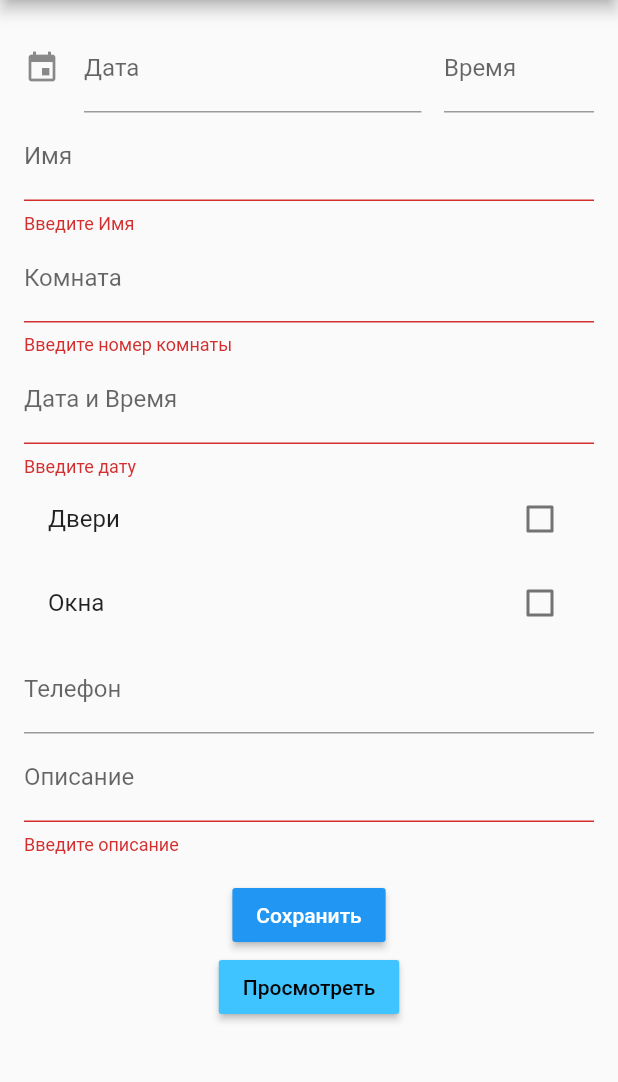
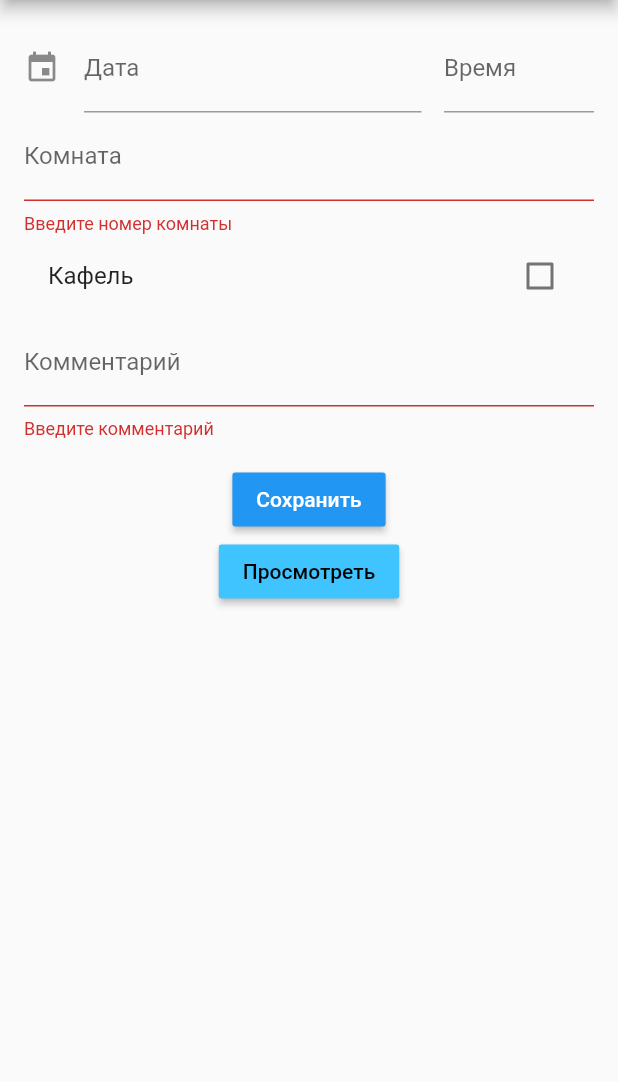
Before and after one commit to vlad-novikov/superlist, a Flutter app: the screen it shows after launch, after a tap on "Сохранить", on a phone screen of 412 x 824 dp, the part 84-1166 px from its top. Run offline on Flutter 3.47's test engine with Material 2 defaults, Android fonts, the phone set to English and light mode, and no system bars; drawn by our look-alikes of date_time_picker; our stand-ins replace font_awesome_flutter, toggle_switch.

```diff
--- a/lib/main.dart
+++ b/lib/main.dart
@@ -7,6 +7,7 @@ import 'model/form.dart';
 
 import 'package:flutter/services.dart';
 import 'package:date_time_picker/date_time_picker.dart';
+import 'package:intl/intl.dart';
 import 'package:toggle_switch/toggle_switch.dart';
 import 'package:font_awesome_flutter/font_awesome_flutter.dart';
 
@@ -136,16 +137,6 @@ class _MyHomePageState extends State<MyHomePage> {
                   ),
 
 
-                  TextFormField(
-                        controller: nameController,
-                        validator: (value) {
-                          if (value.isEmpty) {
-                            return 'Введите Имя';
-                          }
-                          return null;
-                        },
-                        decoration: InputDecoration(labelText: 'Имя'),
-                      ),
                       TextFormField(
                         controller: roomController,
                         validator: (value) {
@@ -160,20 +151,9 @@ class _MyHomePageState extends State<MyHomePage> {
                         ],
                         decoration: InputDecoration(labelText: 'Комната'),
                       ),
-                      TextFormField(
-                        controller: datetimeController,
-                        validator: (value) {
-                          if (value.isEmpty) {
-                            return 'Введите дату';
-                          }
-                          return null;
-                        },
-                        keyboardType: TextInputType.datetime,
-                        decoration: InputDecoration(labelText: 'Дата и Время'),
-                      ),
 
                       CheckboxListTile(
-                        title: Text("Двери"),
+                        title: Text("Кафель"),
                         value: isChecked,
                         onChanged: (value) {
                           setState(() {
@@ -181,15 +161,7 @@ class _MyHomePageState extends State<MyHomePage> {
                           });
                         },
                       ),
-                      CheckboxListTile(
-                        title: Text("Окна"),
-                        value: isChecked,
-                        onChanged: (value) {
-                          setState(() {
-                            isChecked = value;
-                          });
-                        },
-                      ),
+
 
                       //ToggleSwitch(
                       //  minWidth: 90.0,
@@ -204,9 +176,9 @@ class _MyHomePageState extends State<MyHomePage> {
                       //    print('switched to: $index');
                       //  },
                       //),
-                      TextFormField(
-                        controller: mobileNoController,
-                        validator: (value) {
+                      /*TextFormField(
+                          controller: mobileNoController,
+                          //validator: (value) {
                           //if (value.trim().length != 10) {
                           //  return 'Enter 10 Digit Mobile Number';
                           //}
@@ -222,17 +194,17 @@ class _MyHomePageState extends State<MyHomePage> {
                         decoration: InputDecoration(
                           labelText: 'Телефон',
                         ),
-                      ),
+                      ),*/
                       TextFormField(
                         controller: feedbackController,
                         validator: (value) {
                           if (value.isEmpty) {
-                            return 'Введите описание';
+                            return 'Введите комментарий';
                           }
                           return null;
                         },
                         keyboardType: TextInputType.multiline,
-                        decoration: InputDecoration(labelText: 'Описание'),
+                        decoration: InputDecoration(labelText: 'Комментарий'),
                       ),
                     ],
                   ),
--- a/lib/model/form.dart
+++ b/lib/model/form.dart
@@ -1,29 +1,30 @@
+import 'package:date_time_picker/date_time_picker.dart';
+
 /// FeedbackForm is a data class which stores data fields of Feedback.
 class FeedbackForm {
-  String name;
   String room;
   String datetime;
-  String mobileNo;
+  String checkTile;
   String feedback;
 
-  FeedbackForm(this.name, this.room,this.datetime, this.mobileNo, this.feedback);
+  FeedbackForm({this.room,this.checkTile, this.feedback})
+      :
+    datetime = DateFormat.yMd().format(DateTime.now());
 
   factory FeedbackForm.fromJson(dynamic json) {
     return FeedbackForm(
-        "${json['name']}",
         "${json['room']}",
         "${json['datetime']}",
-        "${json['mobileNo']}",
+        "${json['checkTile']}",
         "${json['feedback']}"
     );
   }
 
   // Method to make GET parameters.
   Map toJson() => {
-        'name': name,
         'room': room,
         'datetime': datetime,
-        'mobileNo': mobileNo,
+        'checkTile': checkTile,
         'feedback': feedback
       };
 }
```
Also changed, not shown: pubspec.lock.
